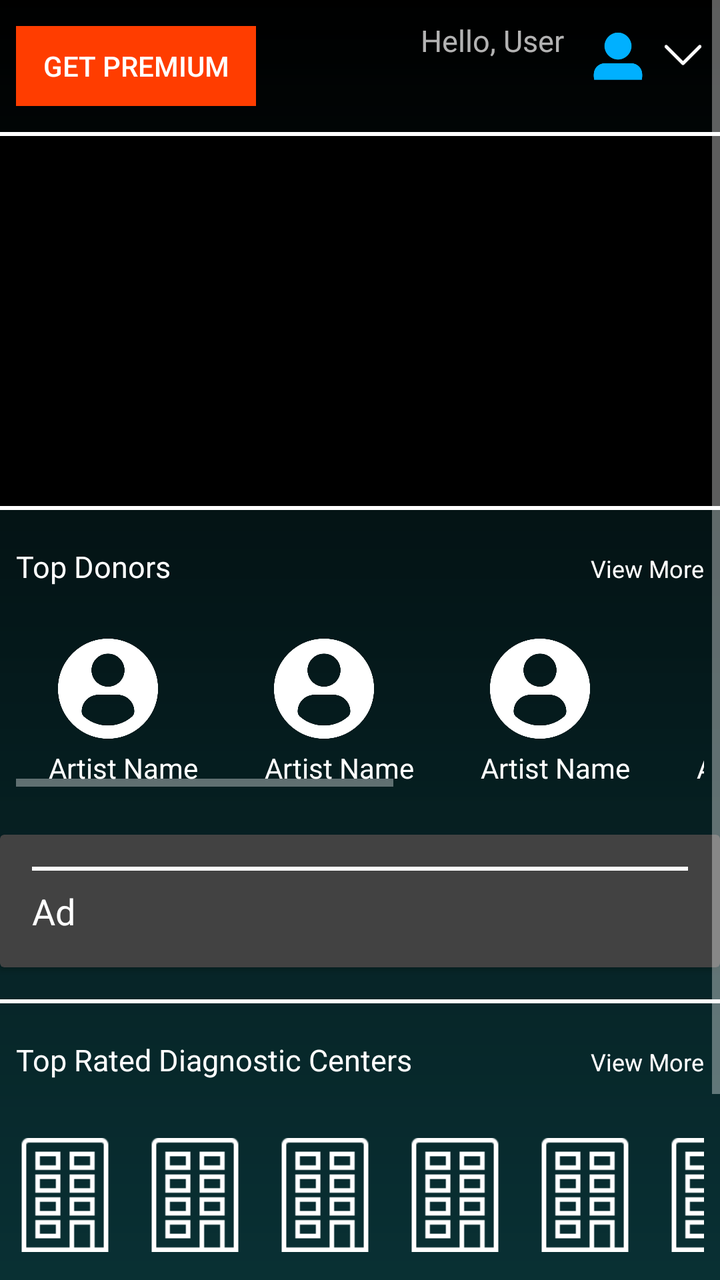
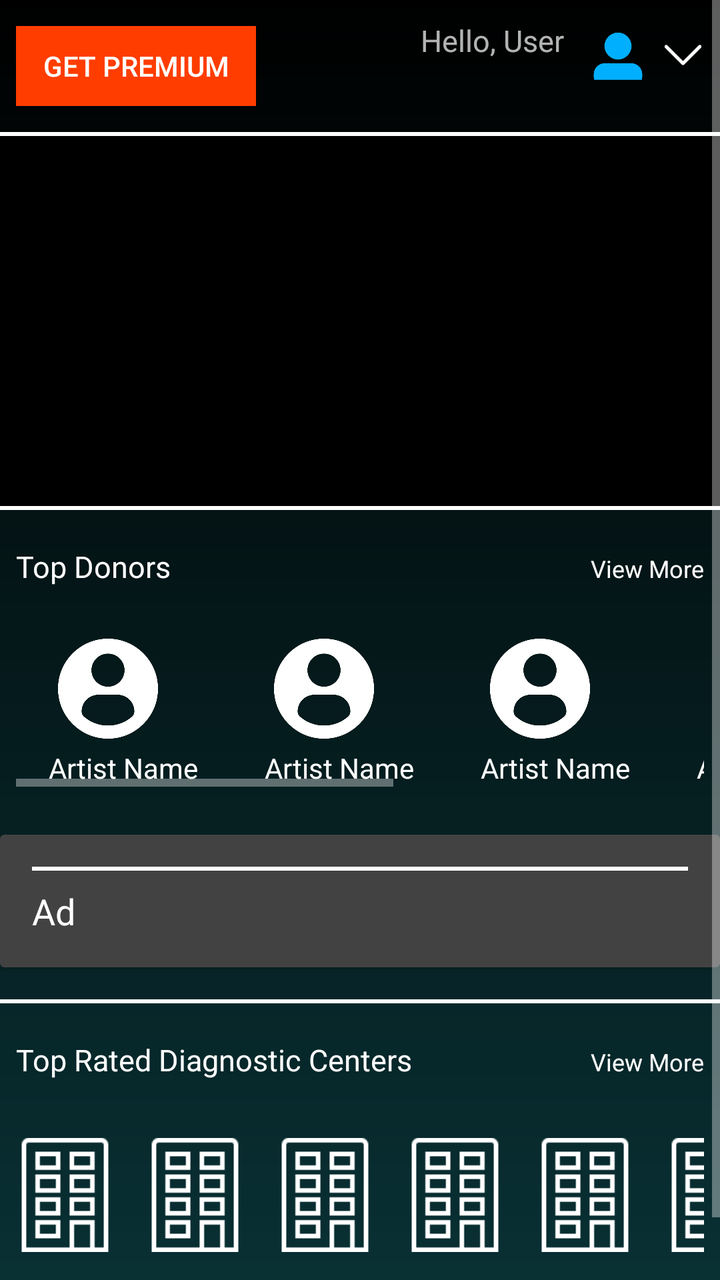

Before-and-after screenshots of an Android layout around one commit, followed by the original layout XML and the change that was made.
<!-- AndroidManifest.xml: application theme Theme.AppCompat -->
<!-- res/layout/fragment_tab1.xml -->
<?xml version="1.0" encoding="utf-8"?>
<ScrollView xmlns:android="http://schemas.android.com/apk/res/android"
    xmlns:app="http://schemas.android.com/apk/res-auto"
    xmlns:tools="http://schemas.android.com/tools"
    android:layout_width="match_parent"
    android:background="@drawable/android_fade"
    android:layout_height="match_parent">

    <LinearLayout
        android:layout_width="match_parent"
        android:layout_height="match_parent"
        android:background="#85000000"
        android:orientation="vertical">

        
        <LinearLayout
            android:layout_width="match_parent"
            android:layout_height="50dp"
            android:layout_marginTop="8dp"
            android:layout_marginBottom="8dp"
            android:orientation="horizontal">

            
            <Button
                android:id="@+id/btnPremium"
                android:layout_width="120dp"
                android:layout_height="40dp"
                android:layout_gravity="center"
                android:layout_marginLeft="8dp"
                android:background="#FF3D00"
                android:text="Get Premium"
                android:textColor="#FFFFFF" />

            <TextView
                android:id="@+id/user_details"
                android:layout_width="wrap_content"
                android:layout_height="wrap_content"
                android:layout_gravity="right"
                android:layout_weight="1"
                android:gravity="end"
                android:paddingTop="2dp"
                android:paddingRight="10dp"
                android:text="Hello, User"
                android:textSize="15dp" />

            <ImageView
                android:layout_width="34dp"
                android:layout_height="40dp"
                android:layout_marginRight="5dp"
                android:src="@drawable/profile"
                app:tint="@color/light_blue_A400" />

            
            <ImageView
                android:id="@+id/imageView2"
                android:layout_width="21dp"
                android:layout_height="39dp"
                android:layout_marginRight="8dp"
                android:clickable="true"
                android:onClick="showPopupMenu"
                android:src="@drawable/down_arrow"
                app:tint="@color/white" />
        </LinearLayout>
        <View
            android:layout_width="match_parent"
            android:layout_height="2dp"
            android:background="#FFFFFF" />
        
        <androidx.viewpager.widget.ViewPager
            android:id="@+id/viewPager"
            android:layout_width="match_parent"
            android:layout_height="185dp"
            android:background="#000" />
        <View
            android:layout_width="match_parent"
            android:layout_height="2dp"
            android:background="#FFFFFF" />
        
        <LinearLayout
            android:layout_width="match_parent"
            android:layout_height="wrap_content"
            android:orientation="horizontal"
            android:layout_marginTop="10dp"
            android:padding="8dp">

            <TextView
                android:layout_width="0dp"
                android:layout_height="wrap_content"
                android:layout_weight="1"
                android:gravity="start"
                android:text="Top Donors"
                android:textColor="#FFFFFF"
                android:textSize="15sp" />

            <TextView
                android:layout_width="wrap_content"
                android:layout_height="wrap_content"
                android:onClick="onViewMoreClick"
                android:text="View More"
                android:textColor="#FFFFFF"
                android:textSize="12sp" />
        </LinearLayout>

        
        <HorizontalScrollView
            android:layout_width="match_parent"
            android:layout_height="wrap_content"
            android:layout_marginTop="10dp"
            android:padding="8dp">

            <LinearLayout
                android:layout_width="wrap_content"
                android:layout_height="wrap_content"
                android:orientation="horizontal">

                

                
                <LinearLayout
                    android:layout_width="wrap_content"
                    android:layout_height="wrap_content"
                    android:gravity="center_horizontal"
                    android:orientation="vertical">

                    <ImageView
                        android:layout_width="100dp"
                        android:layout_height="50dp"
                        android:layout_marginRight="8dp"
                        android:src="@drawable/profi" />

                    <TextView
                        android:layout_width="wrap_content"
                        android:layout_height="wrap_content"
                        android:paddingTop="5dp"
                        android:text="Artist Name"
                        android:textColor="#FFFFFF" />
                </LinearLayout>

                <LinearLayout
                    android:layout_width="wrap_content"
                    android:layout_height="wrap_content"
                    android:gravity="center_horizontal"
                    android:orientation="vertical">

                    <ImageView
                        android:layout_width="100dp"
                        android:layout_height="50dp"
                        android:layout_marginRight="8dp"
                        android:src="@drawable/profi" />

                    <TextView
                        android:layout_width="wrap_content"
                        android:layout_height="wrap_content"
                        android:paddingTop="5dp"
                        android:text="Artist Name"
                        android:textColor="#FFFFFF" />
                </LinearLayout>

                <LinearLayout
                    android:layout_width="wrap_content"
                    android:layout_height="wrap_content"
                    android:gravity="center_horizontal"
                    android:orientation="vertical">

                    <ImageView
                        android:layout_width="100dp"
                        android:layout_height="50dp"
                        android:layout_marginRight="8dp"
                        android:src="@drawable/profi" />

                    <TextView
                        android:layout_width="wrap_content"
                        android:layout_height="wrap_content"
                        android:paddingTop="5dp"
                        android:text="Artist Name"
                        android:textColor="#FFFFFF" />
                </LinearLayout>

                <LinearLayout
                    android:layout_width="wrap_content"
                    android:layout_height="wrap_content"
                    android:gravity="center_horizontal"
                    android:orientation="vertical">

                    <ImageView
                        android:layout_width="100dp"
                        android:layout_height="50dp"
                        android:layout_marginRight="8dp"
                        android:src="@drawable/profi" />

                    <TextView
                        android:layout_width="wrap_content"
                        android:layout_height="wrap_content"
                        android:paddingTop="5dp"
                        android:text="Artist Name"
                        android:textColor="#FFFFFF" />
                </LinearLayout>

                <LinearLayout
                    android:layout_width="wrap_content"
                    android:layout_height="wrap_content"
                    android:gravity="center_horizontal"
                    android:orientation="vertical">

                    <ImageView
                        android:layout_width="100dp"
                        android:layout_height="50dp"
                        android:layout_marginRight="8dp"
                        android:src="@drawable/profi" />

                    <TextView
                        android:layout_width="wrap_content"
                        android:layout_height="wrap_content"
                        android:paddingTop="5dp"
                        android:text="Artist Name"
                        android:textColor="#FFFFFF" />
                </LinearLayout>

                <LinearLayout
                    android:layout_width="wrap_content"
                    android:layout_height="wrap_content"
                    android:gravity="center_horizontal"
                    android:orientation="vertical">

                    <ImageView
                        android:layout_width="100dp"
                        android:layout_height="50dp"
                        android:layout_marginRight="8dp"
                        android:src="@drawable/profi" />

                    <TextView
                        android:layout_width="wrap_content"
                        android:layout_height="wrap_content"
                        android:paddingTop="5dp"
                        android:text="Artist Name"
                        android:textColor="#FFFFFF" />
                </LinearLayout>
                
            </LinearLayout>
        </HorizontalScrollView>
        
        <androidx.cardview.widget.CardView
            android:id="@+id/adView"
            android:layout_width="match_parent"
            android:layout_height="wrap_content"
            android:layout_marginTop="16dp"
            android:layout_marginBottom="16dp"
            android:elevation="4dp">

            <LinearLayout
                android:layout_width="match_parent"
                android:layout_height="wrap_content"
                android:orientation="vertical"
                android:padding="16dp">
                
                <View
                    android:layout_width="match_parent"
                    android:layout_height="2dp"
                    android:background="#FFFFFF" />

                
                <TextView
                    android:layout_width="wrap_content"
                    android:layout_height="wrap_content"
                    android:layout_marginTop="8dp"
                    android:text="Ad"
                    android:textColor="#FFFFFF"
                    android:textSize="18sp" />
            </LinearLayout>
        </androidx.cardview.widget.CardView>
        <View
            android:layout_width="match_parent"
            android:layout_height="2dp"
            android:background="#FFFFFF" />
        
        <LinearLayout
            android:layout_width="match_parent"
            android:layout_height="wrap_content"
            android:orientation="horizontal"
            android:layout_marginTop="10dp"
            android:padding="8dp">

            <TextView
                android:layout_width="0dp"
                android:layout_height="wrap_content"
                android:layout_weight="1"
                android:gravity="start"
                android:text="Top Rated Diagnostic Centers"
                android:textColor="#FFFFFF"
                android:textSize="15sp" />

            <TextView
                android:layout_width="wrap_content"
                android:layout_height="wrap_content"
                android:onClick="onViewMoreDiagnosticCentersClick"
                android:text="View More"
                android:textColor="#FFFFFF"
                android:textSize="12sp" />
        </LinearLayout>

        
        <HorizontalScrollView
            android:layout_width="match_parent"
            android:layout_height="wrap_content"
            android:layout_marginTop="8dp"
            android:padding="8dp">

            <LinearLayout
                android:layout_width="wrap_content"
                android:layout_height="wrap_content"
                android:orientation="horizontal">

                

                
                <LinearLayout
                    android:layout_width="wrap_content"
                    android:layout_height="wrap_content"
                    android:gravity="center_horizontal"
                    android:orientation="vertical">

                    <ImageView
                        android:layout_width="57dp"
                        android:layout_height="67dp"
                        android:layout_marginRight="8dp"
                        android:src="@drawable/placeholder_building"
                        app:tint="@color/white" />

                    <TextView
                        android:layout_width="wrap_content"
                        android:layout_height="wrap_content"
                        android:layout_marginRight="5dp"
                        android:paddingTop="5dp"
                        android:text="Name"
                        android:textColor="#FFFFFF" />

                </LinearLayout>

                <LinearLayout
                    android:layout_width="wrap_content"
                    android:layout_height="wrap_content"
                    android:gravity="center_horizontal"
                    android:orientation="vertical">

                    <ImageView
                        android:layout_width="57dp"
                        android:layout_height="67dp"
                        android:layout_marginRight="8dp"
                        android:src="@drawable/placeholder_building"
                        app:tint="@color/white" />

                    <TextView
                        android:layout_width="wrap_content"
                        android:layout_height="wrap_content"
                        android:layout_marginRight="5dp"
                        android:paddingTop="5dp"
                        android:text="Name"
                        android:textColor="#FFFFFF" />

                </LinearLayout>

                <LinearLayout
                    android:layout_width="wrap_content"
                    android:layout_height="wrap_content"
                    android:gravity="center_horizontal"
                    android:orientation="vertical">

                    <ImageView
                        android:layout_width="57dp"
                        android:layout_height="67dp"
                        android:layout_marginRight="8dp"
                        android:src="@drawable/placeholder_building"
                        app:tint="@color/white" />

                    <TextView
                        android:layout_width="wrap_content"
                        android:layout_height="wrap_content"
                        android:layout_marginRight="5dp"
                        android:paddingTop="5dp"
                        android:text="Name"
                        android:textColor="#FFFFFF" />

                </LinearLayout>

                <LinearLayout
                    android:layout_width="wrap_content"
                    android:layout_height="wrap_content"
                    android:gravity="center_horizontal"
                    android:orientation="vertical">

                    <ImageView
                        android:layout_width="57dp"
                        android:layout_height="67dp"
                        android:layout_marginRight="8dp"
                        android:src="@drawable/placeholder_building"
                        app:tint="@color/white" />

                    <TextView
                        android:layout_width="wrap_content"
                        android:layout_height="wrap_content"
                        android:layout_marginRight="5dp"
                        android:paddingTop="5dp"
                        android:text="Name"
                        android:textColor="#FFFFFF" />

                </LinearLayout>

                <LinearLayout
                    android:layout_width="wrap_content"
                    android:layout_height="wrap_content"
                    android:gravity="center_horizontal"
                    android:orientation="vertical">

                    <ImageView
                        android:layout_width="57dp"
                        android:layout_height="67dp"
                        android:layout_marginRight="8dp"
                        android:src="@drawable/placeholder_building"
                        app:tint="@color/white" />

                    <TextView
                        android:layout_width="wrap_content"
                        android:layout_height="wrap_content"
                        android:layout_marginRight="5dp"
                        android:paddingTop="5dp"
                        android:text="Name"
                        android:textColor="#FFFFFF" />

                </LinearLayout>

                <LinearLayout
                    android:layout_width="wrap_content"
                    android:layout_height="wrap_content"
                    android:gravity="center_horizontal"
                    android:orientation="vertical">

                    <ImageView
                        android:layout_width="57dp"
                        android:layout_height="67dp"
                        android:layout_marginRight="8dp"
                        android:src="@drawable/placeholder_building"
                        app:tint="@color/white" />

                    <TextView
                        android:layout_width="wrap_content"
                        android:layout_height="wrap_content"
                        android:layout_marginRight="5dp"
                        android:paddingTop="5dp"
                        android:text="Name"
                        android:textColor="#FFFFFF" />

                </LinearLayout>

                <LinearLayout
                    android:layout_width="wrap_content"
                    android:layout_height="wrap_content"
                    android:gravity="center_horizontal"
                    android:orientation="vertical">

                    <ImageView
                        android:layout_width="57dp"
                        android:layout_height="67dp"
                        android:layout_marginRight="8dp"
                        android:src="@drawable/placeholder_building"
                        app:tint="@color/white" />

                    <TextView
                        android:layout_width="wrap_content"
                        android:layout_height="wrap_content"
                        android:layout_marginRight="5dp"
                        android:paddingTop="5dp"
                        android:text="Name"
                        android:textColor="#FFFFFF" />

                </LinearLayout>

                <LinearLayout
                    android:layout_width="wrap_content"
                    android:layout_height="wrap_content"
                    android:gravity="center_horizontal"
                    android:orientation="vertical">

                    <ImageView
                        android:layout_width="57dp"
                        android:layout_height="67dp"
                        android:layout_marginRight="8dp"
                        android:src="@drawable/placeholder_building"
                        app:tint="@color/white" />

                    <TextView
                        android:layout_width="wrap_content"
                        android:layout_height="wrap_content"
                        android:layout_marginRight="5dp"
                        android:paddingTop="5dp"
                        android:text="Name"
                        android:textColor="#FFFFFF" />

                </LinearLayout>
                

            </LinearLayout>
        </HorizontalScrollView>
        <View
            android:layout_width="match_parent"
            android:layout_height="2dp"
            android:layout_marginTop="8dp"
            android:background="#FFFFFF" />
        <FrameLayout
            android:layout_width="match_parent"
            android:layout_height="match_parent"
            android:gravity="center"
            android:layout_marginTop="10dp"
            tools:context=".Tab1Fragment">

            <ImageView
                android:id="@+id/chatIcon"
                android:layout_width="50dp"
                android:layout_height="50dp"
                android:layout_gravity="bottom|end"
                android:layout_marginEnd="16dp"
                android:layout_marginBottom="16dp"
                android:contentDescription="Chat Icon"
                android:src="@drawable/chat_icon" />
        </FrameLayout>
    </LinearLayout>
</ScrollView>
<!-- resources referenced by this layout -->
<resources>
  <color name="light_blue_A400">#FF00B0FF</color>
  <color name="white">#FFFFFFFF</color>
  <!-- drawable android_fade (drawable) -->
  <shape xmlns:android="http://schemas.android.com/apk/res/android">
      <gradient
          android:angle="270"
          android:endColor="#A100838F"
          android:startColor="#000000"
          android:type="linear" />
  </shape>
  <!-- drawable chat_icon: png bitmap (drawable, 1787 bytes) -->
  <!-- drawable down_arrow: png bitmap (drawable, 510 bytes) -->
  <!-- drawable placeholder_building: png bitmap (drawable, 585 bytes) -->
  <!-- drawable profi: png bitmap (drawable, 16344 bytes) -->
  <!-- drawable profile: png bitmap (drawable, 2217 bytes) -->
</resources>

<!-- the commit's change to res/layout/fragment_tab1.xml (unified diff, before → after) -->
@@ -109,7 +109,7 @@
             android:padding="8dp">
 
             <LinearLayout
-                android:layout_width="wrap_content"
+                android:layout_width="match_parent"
                 android:layout_height="wrap_content"
                 android:orientation="horizontal">
 
@@ -496,8 +496,6 @@
                         android:textColor="#FFFFFF" />
 
                 </LinearLayout>
-                
-
             </LinearLayout>
         </HorizontalScrollView>
         <View
@@ -505,22 +503,5 @@
             android:layout_height="2dp"
             android:layout_marginTop="8dp"
             android:background="#FFFFFF" />
-        <FrameLayout
-            android:layout_width="match_parent"
-            android:layout_height="match_parent"
-            android:gravity="center"
-            android:layout_marginTop="10dp"
-            tools:context=".Tab1Fragment">
-
-            <ImageView
-                android:id="@+id/chatIcon"
-                android:layout_width="50dp"
-                android:layout_height="50dp"
-                android:layout_gravity="bottom|end"
-                android:layout_marginEnd="16dp"
-                android:layout_marginBottom="16dp"
-                android:contentDescription="Chat Icon"
-                android:src="@drawable/chat_icon" />
-        </FrameLayout>
     </LinearLayout>
 </ScrollView>
<!-- resource entries referenced after the edit -->
@@ -10,7 +10,6 @@
           android:startColor="#000000"
           android:type="linear" />
   </shape>
-  <!-- drawable chat_icon: png bitmap (drawable, 1787 bytes) -->
   <!-- drawable down_arrow: png bitmap (drawable, 510 bytes) -->
   <!-- drawable placeholder_building: png bitmap (drawable, 585 bytes) -->
   <!-- drawable profi: png bitmap (drawable, 16344 bytes) -->
